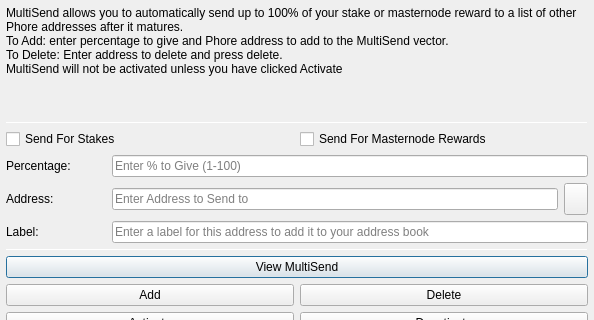
First picture: the form in src/qt/forms/multisenddialog.ui, repository wqking-misc/SocialSend, before the edit; both pictures show x 0 to 594 and y 0 to 320 of the 594 by 526 pixel window.
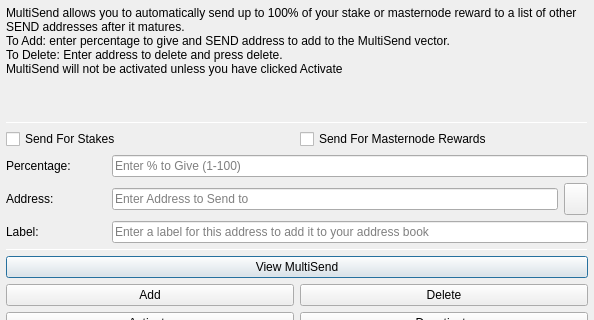
Second picture: the form after the edit. Icons and pictures are not drawn.

What changed in the file:
```diff
--- a/src/qt/forms/multisenddialog.ui
+++ b/src/qt/forms/multisenddialog.ui
@@ -37,8 +37,8 @@
         <number>1</number>
        </property>
        <property name="text">
-        <string>MultiSend allows you to automatically send up to 100% of your stake or masternode reward to a list of other Phore addresses after it matures.
-To Add: enter percentage to give and Phore address to add to the MultiSend vector.
+        <string>MultiSend allows you to automatically send up to 100% of your stake or masternode reward to a list of other SEND addresses after it matures.
+To Add: enter percentage to give and SEND address to add to the MultiSend vector.
 To Delete: Enter address to delete and press delete.
 MultiSend will not be activated unless you have clicked Activate</string>
        </property>
```
Left out of the diff: 4 changed lines with no effect on the pictures.
